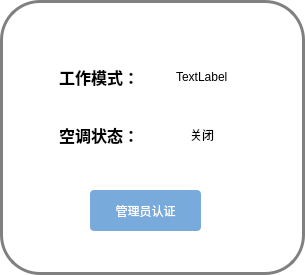
L-Jay1999/DistributedTemperatureControlSystem, file Master/standbywidget.ui: the form before one commit.
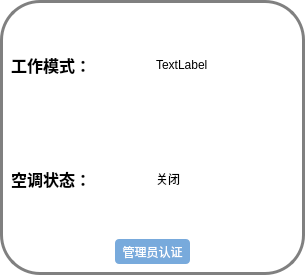
The form after the commit.

```diff
--- a/Master/standbywidget.ui
+++ b/Master/standbywidget.ui
@@ -36,30 +36,15 @@
 }
 </string>
   </property>
-  <widget class="QPushButton" name="btn_login">
-   <property name="geometry">
-    <rect>
-     <x>90</x>
-     <y>190</y>
-     <width>111</width>
-     <height>41</height>
-    </rect>
-   </property>
-   <property name="text">
-    <string>管理员认证</string>
-   </property>
-  </widget>
-  <widget class="QWidget" name="gridLayoutWidget">
-   <property name="geometry">
-    <rect>
-     <x>50</x>
-     <y>50</y>
-     <width>201</width>
-     <height>111</height>
-    </rect>
-   </property>
    <layout class="QGridLayout" name="gridLayout">
-    <item row="0" column="0" alignment="Qt::AlignHCenter">
+   <item row="1" column="1">
+    <widget class="QLabel" name="label_state">
+     <property name="text">
+      <string>关闭</string>
+     </property>
+    </widget>
+   </item>
+   <item row="0" column="0">
      <widget class="QLabel" name="label_1">
       <property name="font">
        <font>
@@ -73,36 +58,65 @@
       </property>
      </widget>
     </item>
-    <item row="1" column="0" alignment="Qt::AlignHCenter">
-     <widget class="QLabel" name="label_2">
-      <property name="font">
-       <font>
-        <pointsize>12</pointsize>
-        <weight>75</weight>
-        <bold>true</bold>
-       </font>
-      </property>
-      <property name="text">
-       <string>空调状态：</string>
-      </property>
-     </widget>
-    </item>
-    <item row="0" column="1" alignment="Qt::AlignHCenter">
+   <item row="0" column="1">
      <widget class="QLabel" name="label_mode">
       <property name="text">
        <string>TextLabel</string>
       </property>
      </widget>
     </item>
-    <item row="1" column="1" alignment="Qt::AlignHCenter">
-     <widget class="QLabel" name="label_state">
+   <item row="1" column="0">
+    <widget class="QLabel" name="label_2">
+     <property name="font">
+      <font>
+       <pointsize>12</pointsize>
+       <weight>75</weight>
+       <bold>true</bold>
+      </font>
+     </property>
       <property name="text">
-       <string>关闭</string>
+      <string>空调状态：</string>
       </property>
      </widget>
     </item>
-   </layout>
-  </widget>
+   <item row="2" column="0" colspan="2">
+    <layout class="QHBoxLayout" name="horizontalLayout">
+     <item>
+      <spacer name="horizontalSpacer_2">
+       <property name="orientation">
+        <enum>Qt::Horizontal</enum>
+       </property>
+       <property name="sizeHint" stdset="0">
+        <size>
+         <width>40</width>
+         <height>20</height>
+        </size>
+       </property>
+      </spacer>
+     </item>
+     <item>
+      <widget class="QPushButton" name="btn_login">
+       <property name="text">
+        <string>管理员认证</string>
+       </property>
+      </widget>
+     </item>
+     <item>
+      <spacer name="horizontalSpacer">
+       <property name="orientation">
+        <enum>Qt::Horizontal</enum>
+       </property>
+       <property name="sizeHint" stdset="0">
+        <size>
+         <width>40</width>
+         <height>20</height>
+        </size>
+       </property>
+      </spacer>
+     </item>
+    </layout>
+   </item>
+  </layout>
  </widget>
  <resources/>
  <connections/>
```
Lines whose indentation alone changed are shown as unchanged.
